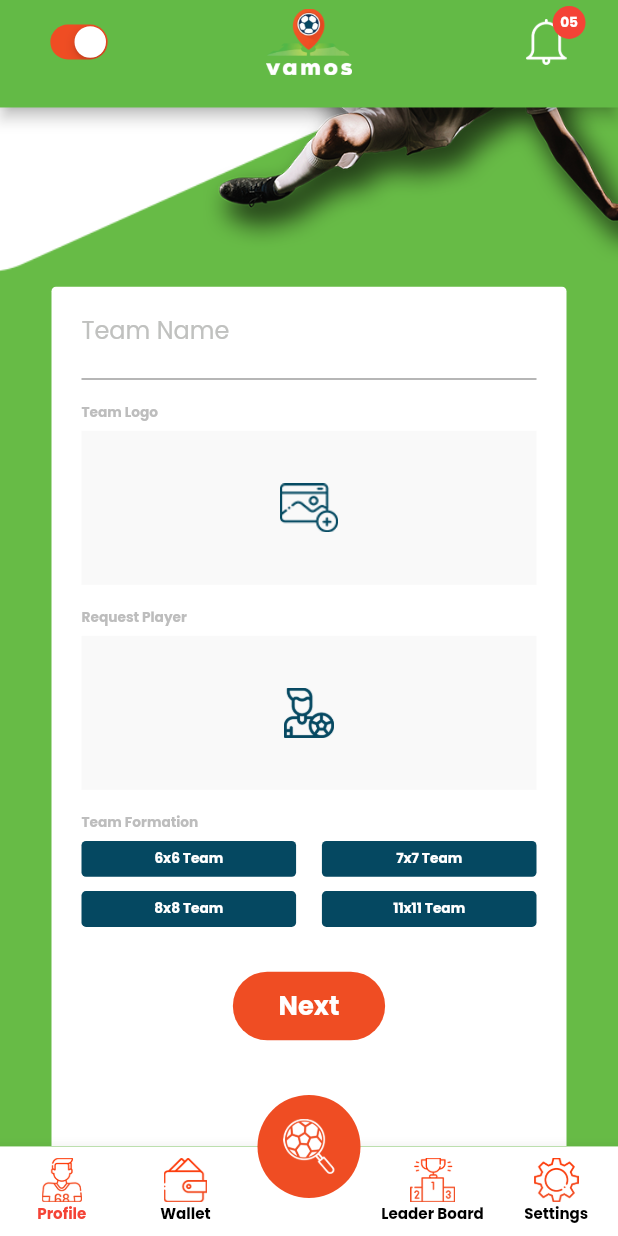
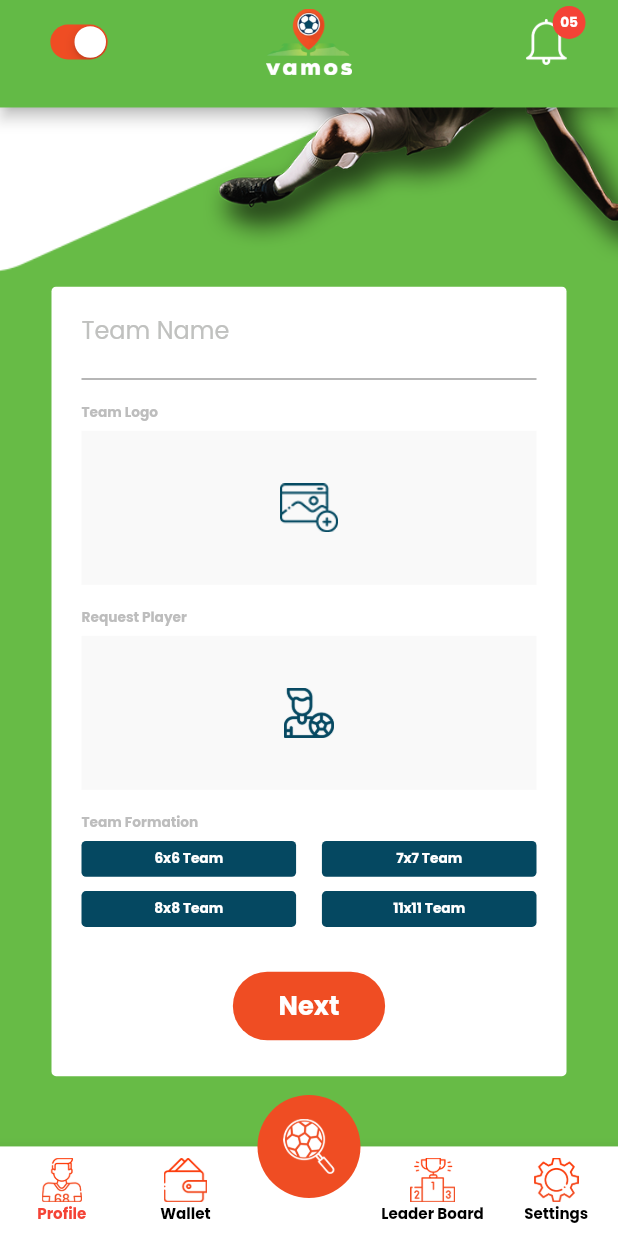
Before and after one commit to alphadead/project1, a Flutter app: the CreateTeams screen opened by its route, scrolled down 189 dp, on a phone screen of 412 x 824 dp. Run offline on Flutter 3.47's test engine with Material 2 defaults, Android fonts, the phone set to English and light mode, and no system bars; our stand-ins replace cached_network_image, carousel_slider, chewie, country_picker, device_preview, dio and 8 more; missing offline and left inert: multi_image_picker2; accounts and stored records are empty; generated files the repository leaves out were written again.

Commit message:
changes done to height

```diff
--- a/lib/ui/loginPages/createTeam.dart
+++ b/lib/ui/loginPages/createTeam.dart
@@ -94,7 +94,7 @@ class _CreateTeamsState extends State<CreateTeams> {
             Container(
               decoration: BoxDecoration(
                   color: Colors.white, borderRadius: BorderRadius.circular(3)),
-              height: 490.h,
+              //height: 490.h,
               width: 300.w,
               child: Padding(
                 padding: const EdgeInsets.symmetric(horizontal: 20),
@@ -200,6 +200,9 @@ class _CreateTeamsState extends State<CreateTeams> {
                             ),
                           ),
                         ),
+                        SizedBox(
+                          height: 20.h,
+                        )
                       ],
                     ),
                   ],
```
